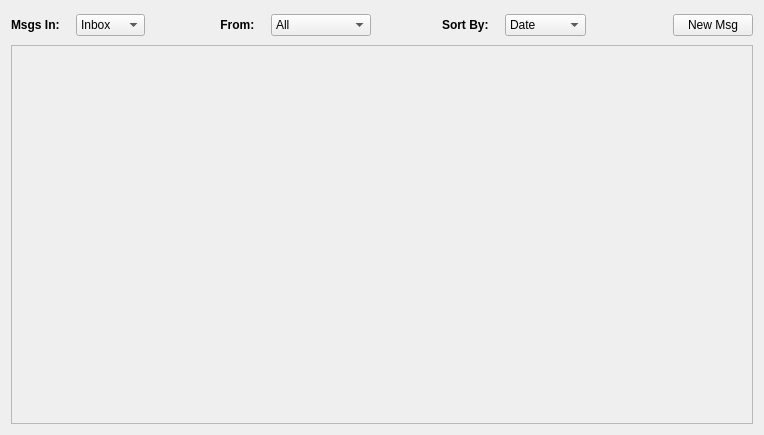
Above: retroshare-gui/src/gui/MsgFeed.ui from RetroShare/RetroShare before the change. Below: the same form after it.
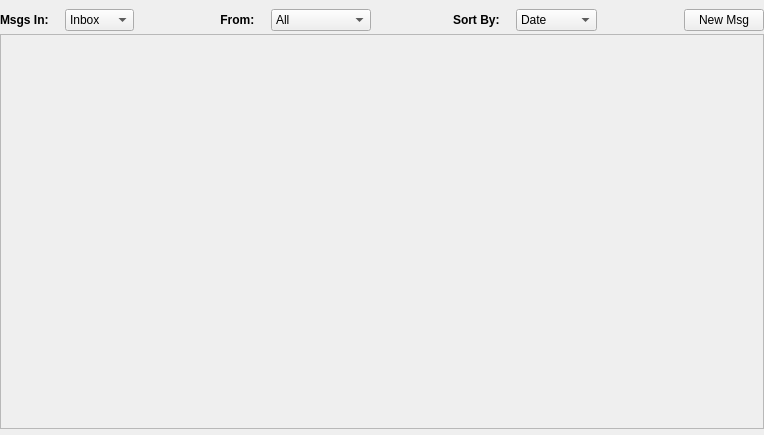
That is the form after the change. Icons and pictures are not drawn.

The edit to the form file:
```diff
--- a/retroshare-gui/src/gui/MsgFeed.ui
+++ b/retroshare-gui/src/gui/MsgFeed.ui
@@ -13,8 +13,26 @@
    <string>Form</string>
   </property>
   <layout class="QVBoxLayout" >
+   <property name="spacing" >
+    <number>0</number>
+   </property>
+   <property name="leftMargin" >
+    <number>0</number>
+   </property>
+   <property name="topMargin" >
+    <number>6</number>
+   </property>
+   <property name="rightMargin" >
+    <number>0</number>
+   </property>
+   <property name="bottomMargin" >
+    <number>6</number>
+   </property>
    <item>
     <layout class="QHBoxLayout" >
+     <property name="spacing" >
+      <number>6</number>
+     </property>
      <item>
       <widget class="QLabel" name="label" >
        <property name="sizePolicy" >
```
Left out of the diff: 15 changed lines with no effect on the pictures.
